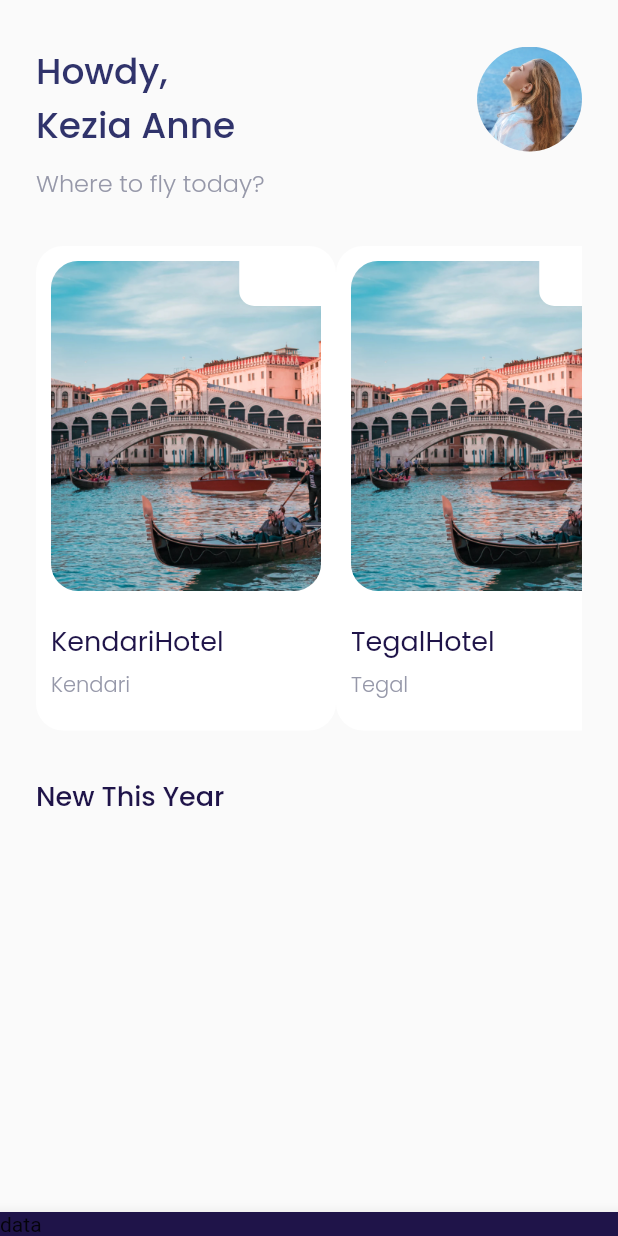
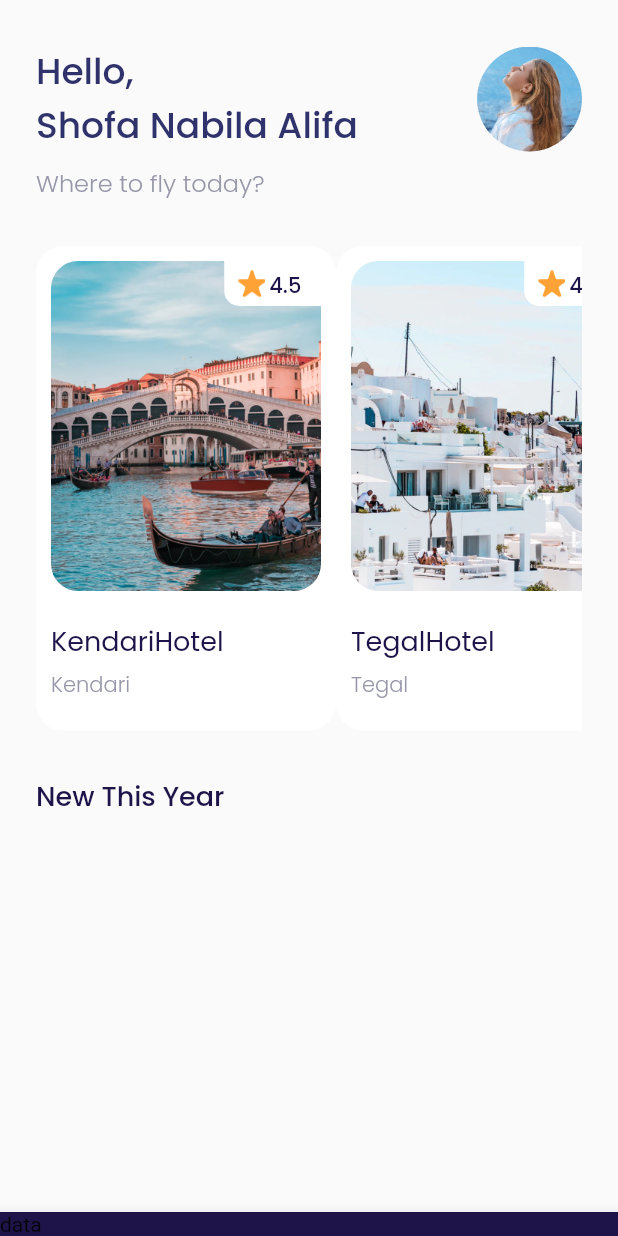
Before and after one commit to fadillaoegi/Dil-Travel, a Flutter app: the screen it shows after launch, on a phone screen of 412 x 824 dp. Run offline on Flutter 3.47's test engine with Material 2 defaults, Android fonts, the phone set to English and light mode, and no system bars; our stand-ins replace google_fonts.

Commit message:
fix carousel

```diff
--- a/lib/pages/home_page.dart
+++ b/lib/pages/home_page.dart
@@ -29,7 +29,7 @@ class _HomePageState extends State<HomePage> {
     return SizedBox(
       width: 250.0,
       child: Text(
-        "Howdy,\nKezia Anne",
+        "Hello,\nShofa Nabila Alifa",
         overflow: TextOverflow.ellipsis,
         style:
             tittleText.copyWith(fontSize: 24.0, color: ColorDilTravel.primary),
@@ -70,19 +70,23 @@ class _HomePageState extends State<HomePage> {
                   mainAxisAlignment: MainAxisAlignment.spaceAround,
                   children: [
                     Carousel(
-                        image: "assets/img/image_destination1.png",
-                        city: "Kendari",
-                        name: "KendariHotel"),
+                      image: "assets/img/image_destination1.png",
+                      city: "Kendari",
+                      name: "KendariHotel",
+                      onTap: () {
+                        print("Sudah");
+                      },
+                    ),
                     Carousel(
-                        image: "assets/img/image_destination1.png",
+                        image: "assets/img/image_destination2.png",
                         city: "Tegal",
                         name: "TegalHotel"),
                     Carousel(
-                        image: "assets/img/image_destination1.png",
+                        image: "assets/img/image_destination3.png",
                         city: "Semarang",
                         name: "CleoHotel"),
                     Carousel(
-                        image: "assets/img/image_destination1.png",
+                        image: "assets/img/image_destination4.png",
                         city: "Surabaya",
                         name: "SurabayaHotel"),
                   ],
@@ -95,6 +99,9 @@ class _HomePageState extends State<HomePage> {
                   style: tittleText.copyWith(
                     fontSize: 18.0,
                   )),
+              const SizedBox(
+                height: 16.0,
+              ),
             ],
           ),
         ),
--- a/lib/widgets/carousel_widget.dart
+++ b/lib/widgets/carousel_widget.dart
@@ -9,16 +9,18 @@ class Carousel extends StatelessWidget {
     this.city,
     this.image,
     this.name,
+    this.onTap,
   });
 
   String? image;
   String? name;
   String? city;
+  VoidCallback? onTap;
 
   @override
   Widget build(BuildContext context) {
     return GestureDetector(
-      onTap: () {},
+      onTap: onTap,
       child: Container(
         width: 200.0,
         height: 323.0,
@@ -39,7 +41,7 @@ class Carousel extends StatelessWidget {
               child: Align(
                 alignment: Alignment.topRight,
                 child: Container(
-                  width: 54.5,
+                  width: 64.5,
                   height: 30.0,
                   padding: const EdgeInsets.all(6.0),
                   decoration: const BoxDecoration(
@@ -47,7 +49,14 @@ class Carousel extends StatelessWidget {
                       borderRadius:
                           BorderRadius.only(bottomLeft: Radius.circular(10.0))),
                   child: Row(
-                    children: [],
+                    children: [
+                      Image.asset(
+                        "assets/img/icon_star.png",
+                        height: 24.0,
+                        width: 24.0,
+                      ),
+                      Text("4.5", style: tittleText.copyWith(fontSize: 14.0))
+                    ],
                   ),
                 ),
               ),
```
